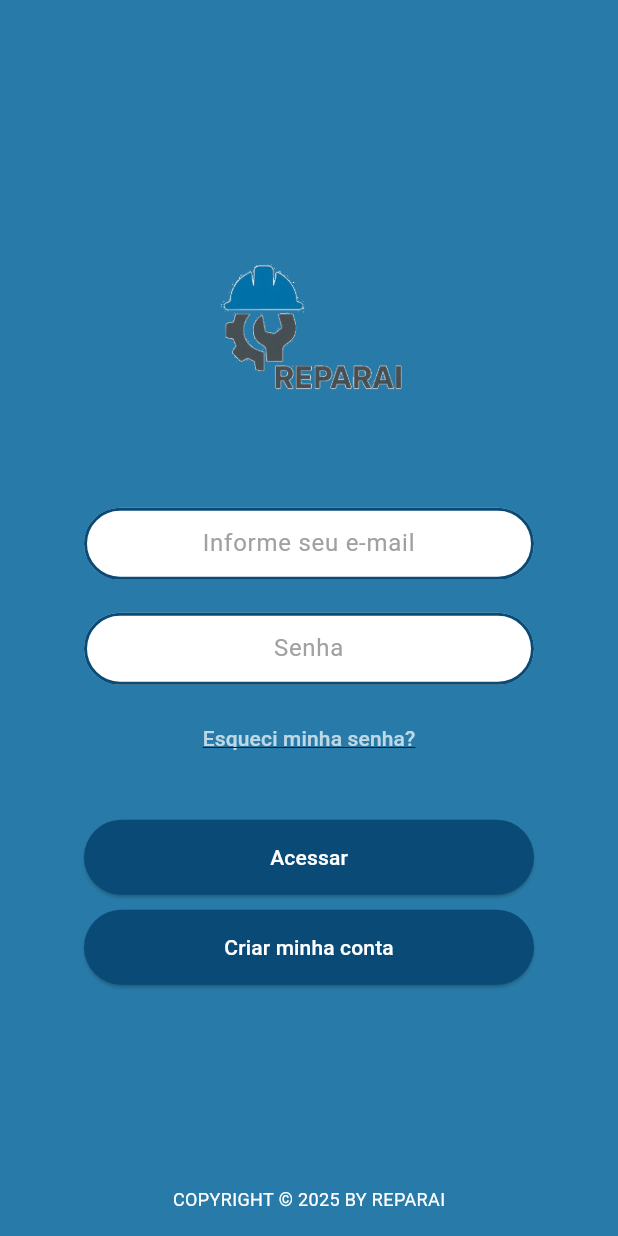
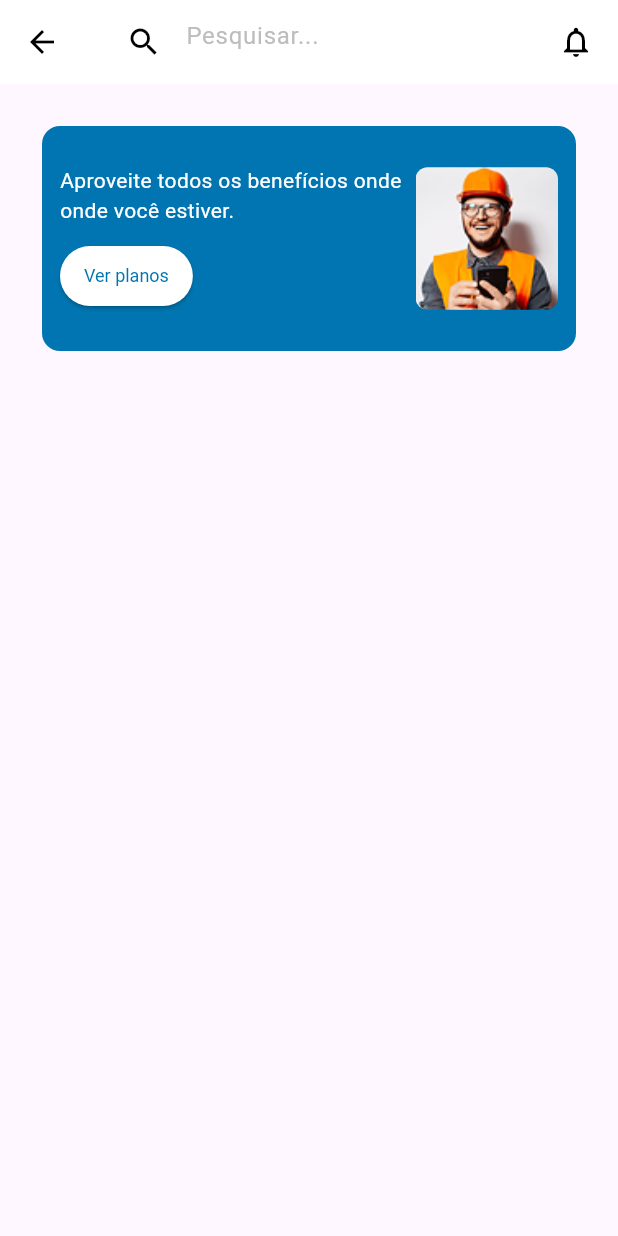
Before and after one commit to giof-hub/reparaai, a Flutter app: the screen it shows after launch, after a tap on "Acesse agora", on a phone screen of 412 x 824 dp. Run offline on Flutter 3.47's test engine with Material 3 defaults, Android fonts, the phone set to English and light mode, and no system bars; our stand-ins replace flutter_mobx, get_it, mobx; generated files the repository leaves out were written again.

Commit message:
feature: criado tela busca

```diff
--- a/lib/config/injection/injection.dart
+++ b/lib/config/injection/injection.dart
@@ -11,6 +11,7 @@ import 'package:reparaai/features/home/presentation/controllers/home_controller.
 import 'package:reparaai/features/login/domain/usecases/impl/login_usecase_impl.dart';
 import 'package:reparaai/features/login/domain/usecases/login_usecase.dart';
 import 'package:reparaai/features/login/presentation/controllers/login_controller.dart';
+import 'package:reparaai/features/search/presentation/controllers/search_controller.dart';
 import 'package:reparaai/features/signup/domain/usecases/impl/signup_usecase_impl.dart';
 import 'package:reparaai/features/signup/domain/usecases/signup_usecase.dart';
 import 'package:reparaai/features/signup/presentation/controllers/signup_controller.dart';
@@ -21,13 +22,12 @@ class Injection extends BaseInjection {
     register<LoginController>(() => LoginController(getIt()));
     register<SignupController>(() => SignupController(getIt()));
     register<HomeController>(() => HomeController(getIt()));
+    register<SearchReparaiController>(() => SearchReparaiController());
   }
 
   @override
   void registerDataSources() {
-
     register<WorkDatasource>(() => WorkDatasourceImpl());
-
   }
 
   @override
@@ -35,7 +35,6 @@ class Injection extends BaseInjection {
 
   @override
   void registerRepositories() {
-
     register<WorkRepository>(() => WorkRepositoryImpl(getIt()));
   }
 
--- a/lib/config/resolver.dart
+++ b/lib/config/resolver.dart
@@ -7,6 +7,8 @@ import 'package:reparaai/features/home/presentation/controllers/home_controller.
 import 'package:reparaai/features/home/presentation/pages/home_page.dart';
 import 'package:reparaai/features/login/presentation/controllers/login_controller.dart';
 import 'package:reparaai/features/login/presentation/pages/login_page.dart';
+import 'package:reparaai/features/search/presentation/controllers/search_controller.dart';
+import 'package:reparaai/features/search/presentation/pages/search_page.dart';
 import 'package:reparaai/features/signup/presentation/controllers/signup_controller.dart';
 import 'package:reparaai/features/signup/presentation/pages/signup_page.dart';
 
@@ -41,6 +43,8 @@ class Resolver implements AppModule {
         SignupPage(controller: GetIt.I.get<SignupController>()),
     Routes.LOGIN.getPath(): (context, args) =>
         LoginPage(controller: GetIt.I.get<LoginController>()),
+    Routes.SEARCH.getPath(): (context, args) =>
+        SearchPage(controller: GetIt.I.get<SearchReparaiController>())
   };
 
   @override
--- a/lib/config/routes.dart
+++ b/lib/config/routes.dart
@@ -1,6 +1,7 @@
 import 'package:reparaai/config/resolver.dart';
 import 'package:reparaai/features/home/presentation/pages/home_page.dart';
 import 'package:reparaai/features/login/presentation/pages/login_page.dart';
+import 'package:reparaai/features/search/presentation/pages/search_page.dart';
 import 'package:reparaai/features/signup/presentation/pages/signup_page.dart';
 
 enum Routes {
@@ -10,7 +11,8 @@ enum Routes {
     nameRoute: SignupPage.nameRoute,
     isPublic: true,
   ),
-  LOGIN(nameFeature: "login", nameRoute: LoginPage.nameRoute, isPublic: true);
+  LOGIN(nameFeature: "login", nameRoute: LoginPage.nameRoute, isPublic: true),
+  SEARCH(nameFeature: "search", nameRoute: SearchPage.nameRoute, isPublic: true);
 
   final String nameFeature;
   final String nameRoute;
--- a/lib/features/home/domain/repositories/work_repository.dart
+++ b/lib/features/home/domain/repositories/work_repository.dart
@@ -2,5 +2,5 @@ import 'package:reparaai/core/data/models/response_app.dart';
 import 'package:reparaai/features/home/domain/entities/work_entity.dart';
 
 abstract class WorkRepository {
-  Future<ResponseApp<Exception, List<WorkEntity>>> listWorks() ;
+  Future<ResponseApp<Exception, List<WorkEntity>>> listWorks();
 }
--- a/lib/features/home/presentation/controllers/home_controller.dart
+++ b/lib/features/home/presentation/controllers/home_controller.dart
@@ -42,19 +42,8 @@ abstract class _HomeController extends ReparaaiPageController with Store {
   @action
   void signIn() {
     menuAction(
-      path: "reparaai://module_flutter?route=reparaai/login/login",
-      nome: "login",
+      path: "reparaai://module_flutter?route=reparaai/search/search",
+      nome: "search",
     );
   }
-
-  // @action
-  // void loadRepairs() {
-  //   WorkUseCase() = WorkUseCase(
-  //     repair: [
-  //       WorkEntity(pathImage: 'assets/eletricista.png', name: 'Eletricista'),
-  //       WorkEntity(pathImage: 'assets/encanador.png', name: 'Encanador'),
-  //       WorkEntity(pathImage: 'assets/pintor.png', name: 'Pintor'),
-  //     ],
-  //   );
-  //}
 }
--- /dev/null
+++ b/lib/features/search/data/datasource/service_datasource.dart
@@ -0,0 +1,6 @@
+import 'package:reparaai/core/data/models/data_model.dart';
+
+abstract class ServiceDatasource {
+
+  Future<DataModel> listService();
+}
--- /dev/null
+++ b/lib/features/search/domain/entities/service_entity.dart
@@ -0,0 +1,6 @@
+class ServiceEntity {
+  final String name;
+  final String pathName;
+
+  ServiceEntity({required this.name, required this.pathName});
+}
--- /dev/null
+++ b/lib/features/search/domain/repositories/service_repository.dart
@@ -0,0 +1,6 @@
+import 'package:reparaai/core/data/models/response_app.dart';
+import 'package:reparaai/features/search/domain/entities/service_entity.dart';
+
+abstract class ServiceRepository {
+  Future<ResponseApp<Exception, List<ServiceEntity>>> listService();
+}
--- /dev/null
+++ b/lib/features/search/domain/usecases/service_usecase.dart
@@ -0,0 +1,6 @@
+import 'package:reparaai/core/data/models/response_app.dart';
+import 'package:reparaai/features/search/domain/entities/service_entity.dart';
+
+abstract class ServiceUsecase {
+  Future<ResponseApp<Exception, List<ServiceEntity>>> listService();
+}
--- /dev/null
+++ b/lib/features/search/presentation/controllers/search_controller.dart
@@ -0,0 +1,13 @@
+import 'package:mobx/mobx.dart';
+import 'package:reparaai/core/presentation/controllers/reparaai_page_controller.dart';
+
+part 'search_controller.g.dart';
+
+class SearchReparaiController = _SearchReparaiController
+    with _$SearchReparaiController;
+
+abstract class _SearchReparaiController extends ReparaaiPageController with Store {
+  _SearchReparaiController();
+
+
+}
--- /dev/null
+++ b/lib/features/search/presentation/pages/search_page.dart
@@ -0,0 +1,51 @@
+import 'package:flutter/material.dart';
+import 'package:reparaai/core/presentation/pages/base_page_state.dart';
+import 'package:reparaai/core/presentation/widgets/appbar.dart';
+import 'package:reparaai/features/search/presentation/controllers/search_controller.dart';
+import 'package:reparaai/features/search/presentation/widgets/card_search.dart';
+
+class SearchPage extends StatefulWidget {
+  static const String nameRoute = "search";
+
+  final SearchReparaiController controller;
+
+  const SearchPage({required this.controller, super.key});
+
+  @override
+  _searchPageState createState() => _searchPageState(controller);
+}
+
+class _searchPageState
+    extends BasePageState<SearchPage, SearchReparaiController> {
+  final TextEditingController _searchController = TextEditingController();
+
+  _searchPageState(super.controller);
+
+  @override
+  void initState() {
+    super.initState();
+  }
+
+  @override
+  void dispose() {
+    _searchController.dispose();
+    super.dispose();
+  }
+
+  @override
+  Widget build(BuildContext context) {
+    return Scaffold(
+      appBar: AppBarWidget(),
+      body: SafeArea(
+        child: SingleChildScrollView(
+          child: Padding(
+            padding: EdgeInsetsGeometry.all(8.0),
+            child: Column(children: <Widget>[
+              CardSearch(),
+            ]),
+          ),
+        ),
+      ),
+    );
+  }
+}
--- /dev/null
+++ b/lib/features/search/presentation/widgets/card_search.dart
@@ -0,0 +1,59 @@
+import 'package:flutter/material.dart';
+
+class CardSearch extends StatelessWidget {
+  const CardSearch({super.key});
+
+  @override
+  Widget build(BuildContext context) {
+    return Container(
+      margin: EdgeInsets.all(20),
+      width: 360,
+      height: 150,
+      padding: EdgeInsets.all(12),
+      decoration: BoxDecoration(
+        color: Color(0xFF0075B1),
+        borderRadius: BorderRadius.circular(12),
+      ),
+      child: Row(
+        children: [
+          Expanded(
+            child: Column(
+              crossAxisAlignment: CrossAxisAlignment.start,
+              mainAxisAlignment: MainAxisAlignment.center,
+              children: [
+                Text(
+                  'Aproveite todos os benefícios onde onde você estiver.',
+                  style: TextStyle(color: Colors.white, fontSize: 14),
+                ),
+                SizedBox(height: 10),
+                ElevatedButton(
+                  onPressed: () {},
+                  style: ElevatedButton.styleFrom(
+                    backgroundColor: Colors.white,
+                    foregroundColor: Color(0xFF0075B1),
+                    padding: EdgeInsets.symmetric(horizontal: 16, vertical: 8),
+                    textStyle: TextStyle(fontSize: 12),
+                    shape: RoundedRectangleBorder(
+                      borderRadius: BorderRadius.circular(20),
+                    ),
+                  ),
+                  child: Text('Ver planos'),
+                ),
+              ],
+            ),
+          ),
+          SizedBox(width: 8),
+          ClipRRect(
+            borderRadius: BorderRadius.circular(8),
+            child: Image.asset(
+              'assets/banner_guy.png',
+              width: 95,
+              height: 95,
+              fit: BoxFit.cover,
+            ),
+          ),
+        ],
+      ),
+    );
+  }
+}
--- a/pubspec.yaml
+++ b/pubspec.yaml
@@ -68,6 +68,7 @@ flutter:
     - assets/woman_banner.png
     - assets/eletricista.png
     - assets/encanador.png
+    - assets/banner_guy.png
 
   # An image asset can refer to one or more resolution-specific "variants", see
   # https://flutter.dev/to/resolution-aware-images
```
Also changed, not shown: lib/features/search/data/datasource/impl/servive_datasource_impl.dart (added, +30 -0 lines), lib/features/search/data/repositories_impl/work_repository_impl.dart (added, +26 -0 lines), lib/features/search/domain/usecases/impl/service_usecase_impl.dart (added, +15 -0 lines), lib/features/search/presentation/widgets/service_banner.dart (added, +13 -0 lines), assets/banner_guy.png (added), lib/features/search/presentation/controllers/search_controller.g.dart (added), 1 other file.
